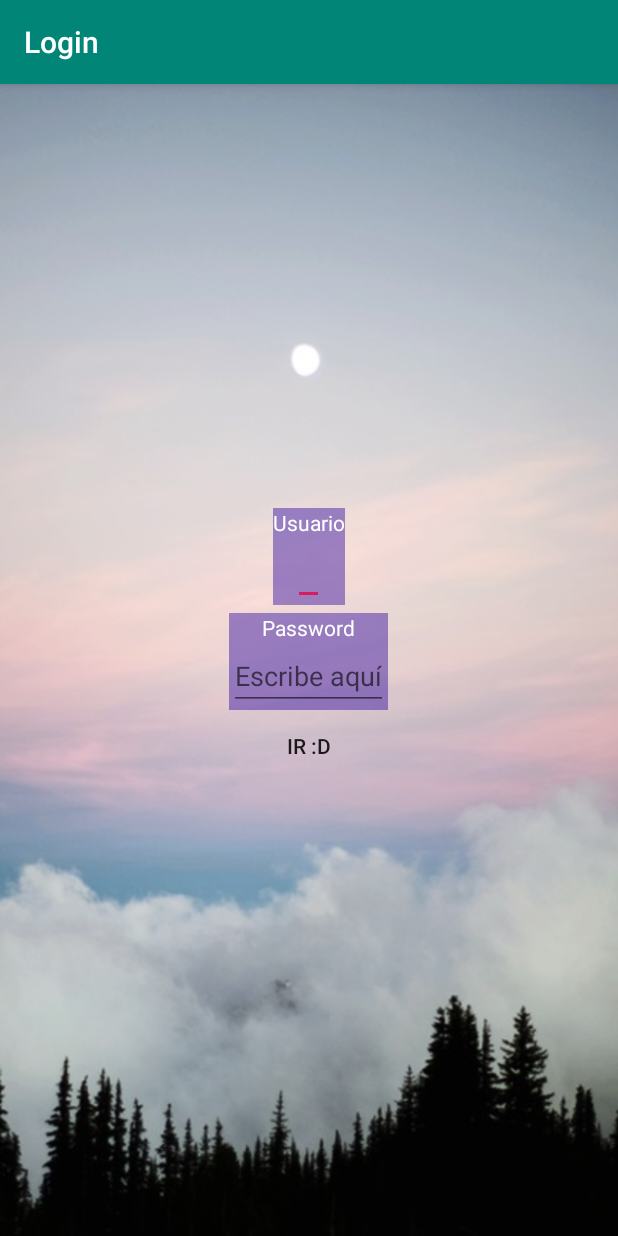
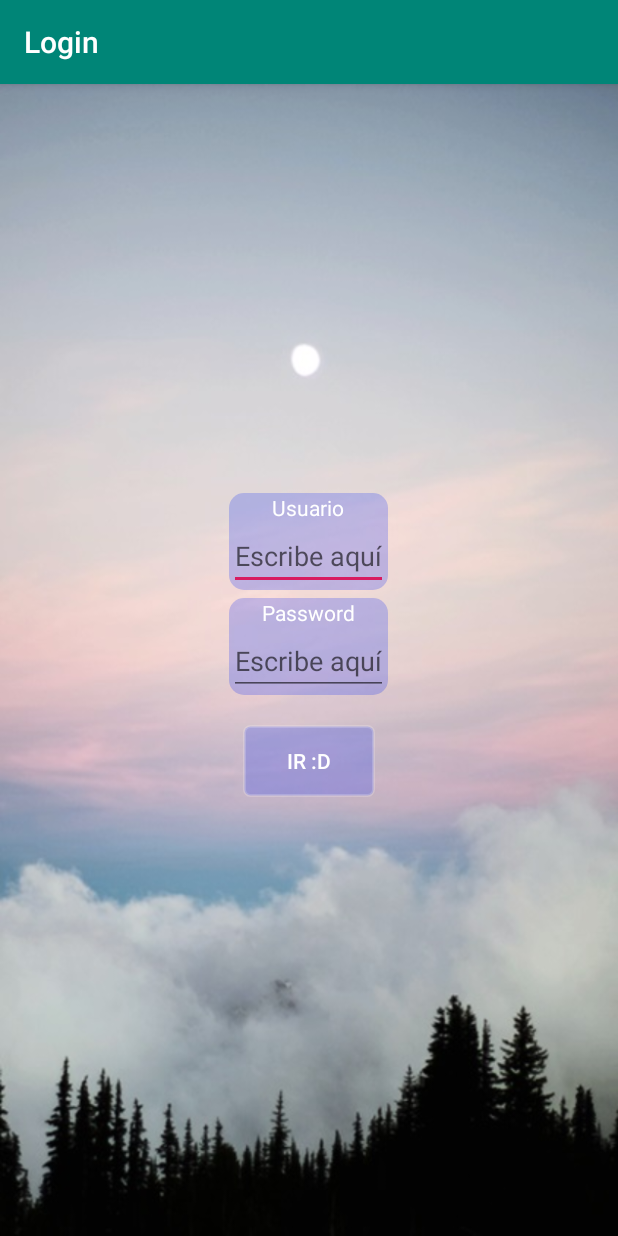
Before and after one commit to PolarNemo/Android_Librerias-Funciones, an Android app: the screen it shows after launch (MainActivity), on a phone screen of 412 x 824 dp. Run offline under Robolectric (Android 15) with nearby library versions, the phone set to English and light mode, and no system bars.

Commit message:
Agregando Margin

```diff
--- a/app/src/main/java/com/polarnemo/nuevoproyecto/MainActivity.java
+++ b/app/src/main/java/com/polarnemo/nuevoproyecto/MainActivity.java
@@ -9,13 +9,8 @@
 import android.widget.Button;
 import android.widget.EditText;
 import android.widget.TextView;
-import android.widget.Toast;
 
 import com.polarnemo.nuevoproyecto.be.Usuario;
-
-import org.w3c.dom.Text;
-
-import java.util.Random;
 
 public class MainActivity extends AppCompatActivity {
 
@@ -104,7 +99,7 @@
         lblUser.setText(R.string.user);
         lblPwd.setText(R.string.pwd);
 
-        txtUser.setHint(R.string.typeHere+R.string.user);
+        txtUser.setHint(R.string.typeHere);
         txtPwd.setHint(R.string.typeHere);
         Log.i(TAG, "formateandoTexto: Terminando llenada de data");
     }
--- /dev/null
+++ b/app/src/main/res/drawable/border_bgindigo_menu.xml
@@ -0,0 +1,8 @@
+<?xml version="1.0" encoding="utf-8"?>
+    <shape xmlns:android="http://schemas.android.com/apk/res/android">
+
+        <solid
+            android:color="@color/blueTras"/>
+        <corners
+            android:radius="@dimen/PaddingVerticalAQuiteMore"/>
+    </shape>
--- a/app/src/main/res/drawable/border_curso_adapter_menu.xml
+++ b/app/src/main/res/drawable/border_curso_adapter_menu.xml
@@ -1,15 +1,9 @@
 <?xml version="1.0" encoding="utf-8"?>
-<shape xmlns:android="http://schemas.android.com/apk/res/android">
-
-    <selector xmlns:android="http://schemas.android.com/apk/res/android">
-
-        <item
+<selector xmlns:android="http://schemas.android.com/apk/res/android">
+     <item
             android:state_pressed="true">
             <shape>
-                <stroke
-                    android:width="@dimen/PaddingVerticalAQuiteMore"
-                    android:color="@color/colorPrimaryDark">
-                </stroke>
+
                 <solid
                     android:color="@color/blue"/>
                 <corners
@@ -20,8 +14,8 @@
         <item>
             <shape>
                 <stroke
-                    android:width="@dimen/PaddingVerticalAQuiteMore"
-                    android:color="@color/green">
+                    android:width="@dimen/PaddingHorizontalAlmostNothing"
+                    android:color="@color/whiteTras">
                 </stroke>
                 <solid
                     android:color="@color/blueTras"/>
@@ -29,6 +23,4 @@
                     android:radius="4dp"/>
             </shape>
         </item>
-
-    </selector>
-</shape>
+</selector>
--- a/app/src/main/res/layout/activity_main.xml
+++ b/app/src/main/res/layout/activity_main.xml
@@ -11,7 +11,7 @@
         android:layout_height="wrap_content"
         android:orientation="vertical"
         android:gravity="center"
-        android:background="@color/blueTras">
+        android:background="@drawable/border_bgindigo_menu">
         <TextView
             android:id="@+id/lblUser"
 
@@ -33,7 +33,7 @@
             android:layout_marginTop="@dimen/PaddingHorizontalABit"
             android:orientation="vertical"
             android:gravity="center"
-            android:background="@color/blueTras">
+            android:background="@drawable/border_bgindigo_menu">
 
         <TextView
             android:id="@+id/lblPwd"
@@ -54,6 +54,8 @@
     <Button
         android:id="@+id/btnGo"
 
+        android:textColor="@color/white"
+        android:layout_marginTop="@dimen/PaddingMediumSize"
         android:layout_width="wrap_content"
         android:layout_height="wrap_content"
         android:background="@drawable/border_curso_adapter_menu"
--- a/app/src/main/res/values/colors.xml
+++ b/app/src/main/res/values/colors.xml
@@ -5,12 +5,13 @@
     <color name="colorAccent">#D81B60</color>
     <color name="black">#0c0c0c</color>
     <color name="white">#ffffff</color>
+    <color name="whiteTras">#2FFFFFFF</color>
     <color name="indigo">#3F00FF</color>
-    <color name="blue">#27009E</color>
-    <color name="blueTras">#6D27009E</color>
+    <color name="blue">#3606F0</color>
+    <color name="blueTras">#370021F8</color>
     <color name="green">#0ece38</color>
-    <color name="greenTras">#810ECE38</color>
+    <color name="greenTras">#430ECE38</color>
     <color name="red">#ba1818</color>
-    <color name="redTras">#94BA1818</color>
+    <color name="redTras">#45BA1818</color>
     <color name="grey">#c3c3c3 </color>
 </resources>
```
